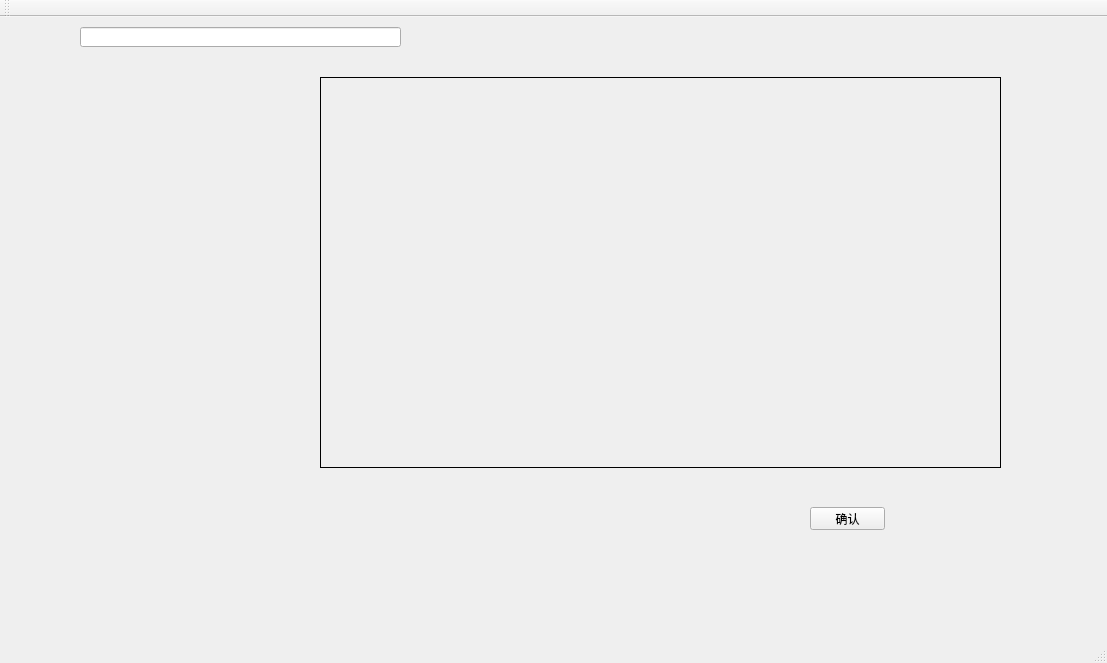
Old version of the form phCut/mainwindow.ui in the repository isliulin/QT43.
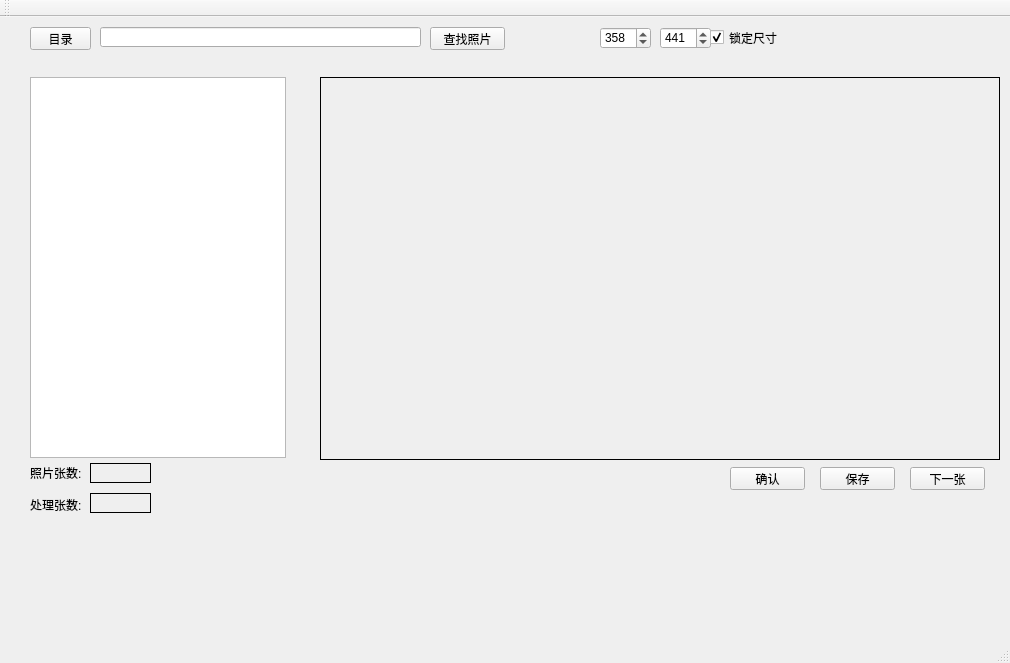
New version of the form. Custom widgets are drawn as their Qt base class.

Diff of the .ui file:
```diff
--- a/phCut/mainwindow.ui
+++ b/phCut/mainwindow.ui
@@ -6,7 +6,7 @@
    <rect>
     <x>0</x>
     <y>0</y>
-    <width>1107</width>
+    <width>1010</width>
     <height>663</height>
    </rect>
   </property>
@@ -17,18 +17,21 @@
    <widget class="QLineEdit" name="leFolder">
     <property name="geometry">
      <rect>
-      <x>80</x>
+      <x>100</x>
       <y>10</y>
       <width>321</width>
       <height>20</height>
      </rect>
     </property>
+    <property name="readOnly">
+     <bool>true</bool>
+    </property>
    </widget>
    <widget class="QPushButton" name="pbOk">
     <property name="geometry">
      <rect>
-      <x>810</x>
-      <y>490</y>
+      <x>730</x>
+      <y>450</y>
       <width>75</width>
       <height>23</height>
      </rect>
@@ -42,8 +45,8 @@
      <rect>
       <x>320</x>
       <y>60</y>
-      <width>681</width>
-      <height>391</height>
+      <width>680</width>
+      <height>383</height>
      </rect>
     </property>
     <property name="frameShape">
@@ -56,6 +59,183 @@
      <set>Qt::AlignLeading|Qt::AlignLeft|Qt::AlignVCenter</set>
     </property>
    </widget>
+   <widget class="QPushButton" name="btSelDir">
+    <property name="geometry">
+     <rect>
+      <x>30</x>
+      <y>10</y>
+      <width>61</width>
+      <height>23</height>
+     </rect>
+    </property>
+    <property name="text">
+     <string>目录</string>
+    </property>
+   </widget>
+   <widget class="QPushButton" name="btFindPh">
+    <property name="geometry">
+     <rect>
+      <x>430</x>
+      <y>10</y>
+      <width>75</width>
+      <height>23</height>
+     </rect>
+    </property>
+    <property name="text">
+     <string>查找照片</string>
+    </property>
+   </widget>
+   <widget class="QSpinBox" name="phWidth">
+    <property name="geometry">
+     <rect>
+      <x>600</x>
+      <y>10</y>
+      <width>51</width>
+      <height>22</height>
+     </rect>
+    </property>
+    <property name="minimum">
+     <number>100</number>
+    </property>
+    <property name="maximum">
+     <number>600</number>
+    </property>
+    <property name="value">
+     <number>358</number>
+    </property>
+   </widget>
+   <widget class="QSpinBox" name="phHeight">
+    <property name="geometry">
+     <rect>
+      <x>660</x>
+      <y>10</y>
+      <width>51</width>
+      <height>22</height>
+     </rect>
+    </property>
+    <property name="minimum">
+     <number>400</number>
+    </property>
+    <property name="maximum">
+     <number>800</number>
+    </property>
+    <property name="value">
+     <number>441</number>
+    </property>
+   </widget>
+   <widget class="QCheckBox" name="sizeLock">
+    <property name="geometry">
+     <rect>
+      <x>710</x>
+      <y>10</y>
+      <width>71</width>
+      <height>21</height>
+     </rect>
+    </property>
+    <property name="text">
+     <string>锁定尺寸</string>
+    </property>
+    <property name="checked">
+     <bool>true</bool>
+    </property>
+    <property name="tristate">
+     <bool>false</bool>
+    </property>
+   </widget>
+   <widget class="QListWidget" name="listFile">
+    <property name="geometry">
+     <rect>
+      <x>30</x>
+      <y>60</y>
+      <width>256</width>
+      <height>381</height>
+     </rect>
+    </property>
+   </widget>
+   <widget class="QPushButton" name="btSave">
+    <property name="geometry">
+     <rect>
+      <x>820</x>
+      <y>450</y>
+      <width>75</width>
+      <height>23</height>
+     </rect>
+    </property>
+    <property name="text">
+     <string>保存</string>
+    </property>
+   </widget>
+   <widget class="QPushButton" name="btNext">
+    <property name="geometry">
+     <rect>
+      <x>910</x>
+      <y>450</y>
+      <width>75</width>
+      <height>23</height>
+     </rect>
+    </property>
+    <property name="text">
+     <string>下一张</string>
+    </property>
+   </widget>
+   <widget class="QLabel" name="label">
+    <property name="geometry">
+     <rect>
+      <x>30</x>
+      <y>450</y>
+      <width>54</width>
+      <height>12</height>
+     </rect>
+    </property>
+    <property name="text">
+     <string>照片张数:</string>
+    </property>
+   </widget>
+   <widget class="QLabel" name="phCnt">
+    <property name="geometry">
+     <rect>
+      <x>90</x>
+      <y>446</y>
+      <width>61</width>
+      <height>20</height>
+     </rect>
+    </property>
+    <property name="frameShape">
+     <enum>QFrame::Box</enum>
+    </property>
+    <property name="text">
+     <string/>
+    </property>
+   </widget>
+   <widget class="QLabel" name="label_2">
+    <property name="geometry">
+     <rect>
+      <x>30</x>
+      <y>480</y>
+      <width>51</width>
+      <height>16</height>
+     </rect>
+    </property>
+    <property name="text">
+     <string>处理张数:</string>
+    </property>
+   </widget>
+   <widget class="QLabel" name="phDone">
+    <property name="geometry">
+     <rect>
+      <x>90</x>
+      <y>476</y>
+      <width>61</width>
+      <height>20</height>
+     </rect>
+    </property>
+    <property name="frameShape">
+     <enum>QFrame::Box</enum>
+    </property>
+    <property name="text">
+     <string/>
+    </property>
+   </widget>
   </widget>
   <widget class="QMenuBar" name="menuBar">
    <property name="geometry">
@@ -75,7 +255,13 @@
     <bool>false</bool>
    </attribute>
   </widget>
-  <widget class="QStatusBar" name="statusBar"/>
+  <widget class="QStatusBar" name="statusBar">
+   <property name="font">
+    <font>
+     <pointsize>12</pointsize>
+    </font>
+   </property>
+  </widget>
  </widget>
  <layoutdefault spacing="6" margin="11"/>
  <customwidgets>
```
Left out of the diff: 4 changed lines with no effect on the pictures.
